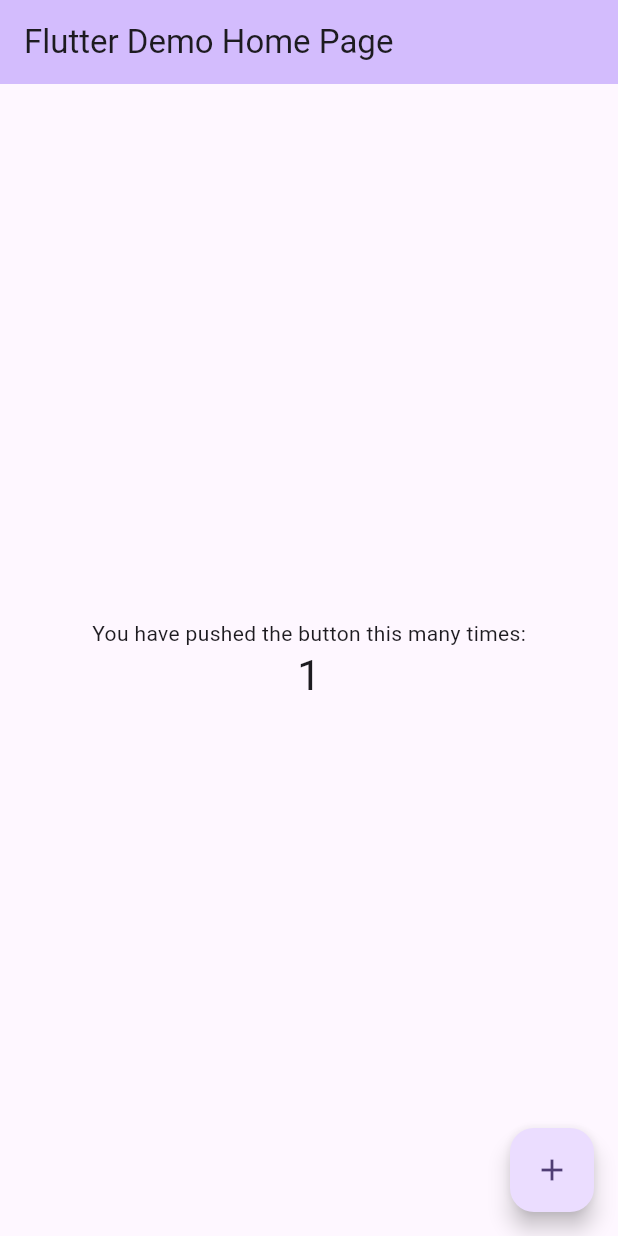
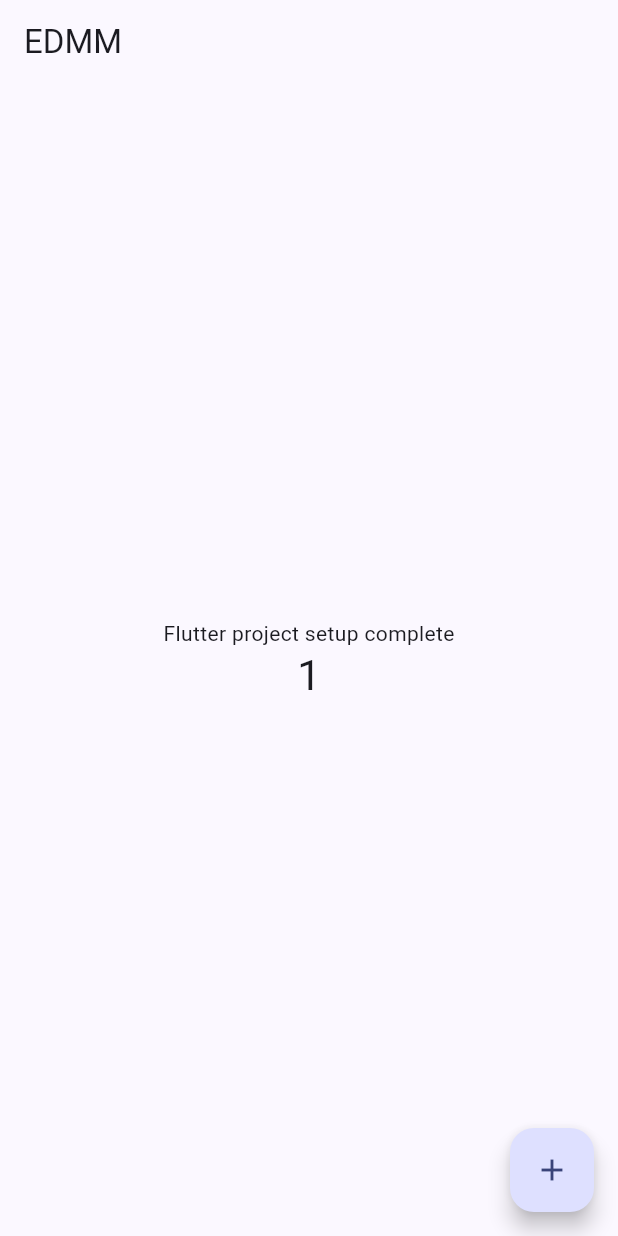
Before and after one commit to HappyMarmot123/EDMM-flutter, a Flutter app: the screen it shows after launch, after a tap on the "add" icon, on a phone screen of 412 x 824 dp. Run offline on Flutter 3.47's test engine with Material 3 defaults, Android fonts, the phone set to English and light mode, and no system bars; our stand-ins replace go_router.

Commit message:
Implement MVVM skeleton: home feature, routing, theme, l10n, tests
- provider/go_router/http/freezed/json_serializable/l10n dependencies
- EdmmApp with MaterialApp.router, light/dark theme, ko/en localization
- HomeScreen + HomeViewModel (official MVVM guide, 1:1 view-viewmodel)
- Widget test: home render + counter increment
- Verified: analyze clean, tests pass, debug APK runs on Pixel_7 emulator
- Setup plan doc updated through all pipeline stages (PASS)

Co-Authored-By: Claude Fable 5 <noreply@anthropic.com>
Claude-Session: https://claude.ai/code/session_01QtyvhsTnvZpeFpHhPxzpJw

````diff
--- /dev/null
+++ b/l10n.yaml
@@ -0,0 +1,4 @@
+arb-dir: lib/l10n
+template-arb-file: app_en.arb
+output-localization-file: app_localizations.dart
+nullable-getter: false
--- /dev/null
+++ b/lib/l10n/app_en.arb
@@ -0,0 +1,6 @@
+{
+  "@@locale": "en",
+  "appTitle": "EDMM",
+  "homeSetupDone": "Flutter project setup complete",
+  "increment": "Increment"
+}
--- /dev/null
+++ b/lib/l10n/app_ko.arb
@@ -0,0 +1,6 @@
+{
+  "@@locale": "ko",
+  "appTitle": "EDMM",
+  "homeSetupDone": "Flutter 프로젝트 세팅 완료",
+  "increment": "증가"
+}
--- /dev/null
+++ b/lib/l10n/app_localizations.dart
@@ -0,0 +1,152 @@
+import 'dart:async';
+
+import 'package:flutter/foundation.dart';
+import 'package:flutter/widgets.dart';
+import 'package:flutter_localizations/flutter_localizations.dart';
+import 'package:intl/intl.dart' as intl;
+
+import 'app_localizations_en.dart';
+import 'app_localizations_ko.dart';
+
+// ignore_for_file: type=lint
+
+/// Callers can lookup localized strings with an instance of AppLocalizations
+/// returned by `AppLocalizations.of(context)`.
+///
+/// Applications need to include `AppLocalizations.delegate()` in their app's
+/// `localizationDelegates` list, and the locales they support in the app's
+/// `supportedLocales` list. For example:
+///
+/// ```dart
+/// import 'l10n/app_localizations.dart';
+///
+/// return MaterialApp(
+///   localizationsDelegates: AppLocalizations.localizationsDelegates,
+///   supportedLocales: AppLocalizations.supportedLocales,
+///   home: MyApplicationHome(),
+/// );
+/// ```
+///
+/// ## Update pubspec.yaml
+///
+/// Please make sure to update your pubspec.yaml to include the following
+/// packages:
+///
+/// ```yaml
+/// dependencies:
+///   # Internationalization support.
+///   flutter_localizations:
+///     sdk: flutter
+///   intl: any # Use the pinned version from flutter_localizations
+///
+///   # Rest of dependencies
+/// ```
+///
+/// ## iOS Applications
+///
+/// iOS applications define key application metadata, including supported
+/// locales, in an Info.plist file that is built into the application bundle.
+/// To configure the locales supported by your app, you’ll need to edit this
+/// file.
+///
+/// First, open your project’s ios/Runner.xcworkspace Xcode workspace file.
+/// Then, in the Project Navigator, open the Info.plist file under the Runner
+/// project’s Runner folder.
+///
+/// Next, select the Information Property List item, select Add Item from the
+/// Editor menu, then select Localizations from the pop-up menu.
+///
+/// Select and expand the newly-created Localizations item then, for each
+/// locale your application supports, add a new item and select the locale
+/// you wish to add from the pop-up menu in the Value field. This list should
+/// be consistent with the languages listed in the AppLocalizations.supportedLocales
+/// property.
+abstract class AppLocalizations {
+  AppLocalizations(String locale)
+    : localeName = intl.Intl.canonicalizedLocale(locale.toString());
+
+  final String localeName;
+
+  static AppLocalizations of(BuildContext context) {
+    return Localizations.of<AppLocalizations>(context, AppLocalizations)!;
+  }
+
+  static const LocalizationsDelegate<AppLocalizations> delegate =
+      _AppLocalizationsDelegate();
+
+  /// A list of this localizations delegate along with the default localizations
+  /// delegates.
+  ///
+  /// Returns a list of localizations delegates containing this delegate along with
+  /// GlobalMaterialLocalizations.delegate, GlobalCupertinoLocalizations.delegate,
+  /// and GlobalWidgetsLocalizations.delegate.
+  ///
+  /// Additional delegates can be added by appending to this list in
+  /// MaterialApp. This list does not have to be used at all if a custom list
+  /// of delegates is preferred or required.
+  static const List<LocalizationsDelegate<dynamic>> localizationsDelegates =
+      <LocalizationsDelegate<dynamic>>[
+        delegate,
+        GlobalMaterialLocalizations.delegate,
+        GlobalCupertinoLocalizations.delegate,
+        GlobalWidgetsLocalizations.delegate,
+      ];
+
+  /// A list of this localizations delegate's supported locales.
+  static const List<Locale> supportedLocales = <Locale>[
+    Locale('en'),
+    Locale('ko'),
+  ];
+
+  /// No description provided for @appTitle.
+  ///
+  /// In en, this message translates to:
+  /// **'EDMM'**
+  String get appTitle;
+
+  /// No description provided for @homeSetupDone.
+  ///
+  /// In en, this message translates to:
+  /// **'Flutter project setup complete'**
+  String get homeSetupDone;
+
+  /// No description provided for @increment.
+  ///
+  /// In en, this message translates to:
+  /// **'Increment'**
+  String get increment;
+}
+
+class _AppLocalizationsDelegate
+    extends LocalizationsDelegate<AppLocalizations> {
+  const _AppLocalizationsDelegate();
+
+  @override
+  Future<AppLocalizations> load(Locale locale) {
+    return SynchronousFuture<AppLocalizations>(lookupAppLocalizations(locale));
+  }
+
+  @override
+  bool isSupported(Locale locale) =>
+      <String>['en', 'ko'].contains(locale.languageCode);
+
+  @override
+  bool shouldReload(_AppLocalizationsDelegate old) => false;
+}
+
+AppLocalizations lookupAppLocalizations(Locale locale) {
+  // Lookup logic when only language code is specified.
+  switch (locale.languageCode) {
+    case 'en':
+      return AppLocalizationsEn();
+    case 'ko':
+      return AppLocalizationsKo();
+  }
+
+  throw FlutterError(
+    'AppLocalizations.delegate failed to load unsupported locale "$locale". This is likely '
+    'an issue with the localizations generation tool. Please file an issue '
+    'on GitHub with a reproducible sample app and the gen-l10n configuration '
+    'that was used.',
+  );
+}
--- /dev/null
+++ b/lib/l10n/app_localizations_en.dart
@@ -0,0 +1,19 @@
+// ignore: unused_import
+import 'package:intl/intl.dart' as intl;
+import 'app_localizations.dart';
+
+// ignore_for_file: type=lint
+
+/// The translations for English (`en`).
+class AppLocalizationsEn extends AppLocalizations {
+  AppLocalizationsEn([String locale = 'en']) : super(locale);
+
+  @override
+  String get appTitle => 'EDMM';
+
+  @override
+  String get homeSetupDone => 'Flutter project setup complete';
+
+  @override
+  String get increment => 'Increment';
+}
--- /dev/null
+++ b/lib/l10n/app_localizations_ko.dart
@@ -0,0 +1,19 @@
+// ignore: unused_import
+import 'package:intl/intl.dart' as intl;
+import 'app_localizations.dart';
+
+// ignore_for_file: type=lint
+
+/// The translations for Korean (`ko`).
+class AppLocalizationsKo extends AppLocalizations {
+  AppLocalizationsKo([String locale = 'ko']) : super(locale);
+
+  @override
+  String get appTitle => 'EDMM';
+
+  @override
+  String get homeSetupDone => 'Flutter 프로젝트 세팅 완료';
+
+  @override
+  String get increment => '증가';
+}
--- a/lib/main.dart
+++ b/lib/main.dart
@@ -1,122 +1,26 @@
 import 'package:flutter/material.dart';
 
+import 'l10n/app_localizations.dart';
+import 'routing/router.dart';
+import 'ui/core/themes/theme.dart';
+
 void main() {
-  runApp(const MyApp());
+  runApp(const EdmmApp());
 }
 
-class MyApp extends StatelessWidget {
-  const MyApp({super.key});
+class EdmmApp extends StatelessWidget {
+  const EdmmApp({super.key});
 
-  // This widget is the root of your application.
   @override
   Widget build(BuildContext context) {
-    return MaterialApp(
-      title: 'Flutter Demo',
-      theme: ThemeData(
-        // This is the theme of your application.
-        //
-        // TRY THIS: Try running your application with "flutter run". You'll see
-        // the application has a purple toolbar. Then, without quitting the app,
-        // try changing the seedColor in the colorScheme below to Colors.green
-        // and then invoke "hot reload" (save your changes or press the "hot
-        // reload" button in a Flutter-supported IDE, or press "r" if you used
-        // the command line to start the app).
-        //
-        // Notice that the counter didn't reset back to zero; the application
-        // state is not lost during the reload. To reset the state, use hot
-        // restart instead.
-        //
-        // This works for code too, not just values: Most code changes can be
-        // tested with just a hot reload.
-        colorScheme: .fromSeed(seedColor: Colors.deepPurple),
-      ),
-      home: const MyHomePage(title: 'Flutter Demo Home Page'),
+    // Repository/Service가 생기면 이 지점을 MultiProvider로 감싸 전역 DI를 조립한다.
+    return MaterialApp.router(
+      onGenerateTitle: (context) => AppLocalizations.of(context).appTitle,
+      theme: AppTheme.light,
+      darkTheme: AppTheme.dark,
+      localizationsDelegates: AppLocalizations.localizationsDelegates,
+      supportedLocales: AppLocalizations.supportedLocales,
+      routerConfig: appRouter,
     );
   }
 }
-
-class MyHomePage extends StatefulWidget {
-  const MyHomePage({super.key, required this.title});
-
-  // This widget is the home page of your application. It is stateful, meaning
-  // that it has a State object (defined below) that contains fields that affect
-  // how it looks.
-
-  // This class is the configuration for the state. It holds the values (in this
-  // case the title) provided by the parent (in this case the App widget) and
-  // used by the build method of the State. Fields in a Widget subclass are
-  // always marked "final".
-
-  final String title;
-
-  @override
-  State<MyHomePage> createState() => _MyHomePageState();
-}
-
-class _MyHomePageState extends State<MyHomePage> {
-  int _counter = 0;
-
-  void _incrementCounter() {
-    setState(() {
-      // This call to setState tells the Flutter framework that something has
-      // changed in this State, which causes it to rerun the build method below
-      // so that the display can reflect the updated values. If we changed
-      // _counter without calling setState(), then the build method would not be
-      // called again, and so nothing would appear to happen.
-      _counter++;
-    });
-  }
-
-  @override
-  Widget build(BuildContext context) {
-    // This method is rerun every time setState is called, for instance as done
-    // by the _incrementCounter method above.
-    //
-    // The Flutter framework has been optimized to make rerunning build methods
-    // fast, so that you can just rebuild anything that needs updating rather
-    // than having to individually change instances of widgets.
-    return Scaffold(
-      appBar: AppBar(
-        // TRY THIS: Try changing the color here to a specific color (to
-        // Colors.amber, perhaps?) and trigger a hot reload to see the AppBar
-        // change color while the other colors stay the same.
-        backgroundColor: Theme.of(context).colorScheme.inversePrimary,
-        // Here we take the value from the MyHomePage object that was created by
-        // the App.build method, and use it to set our appbar title.
-        title: Text(widget.title),
-      ),
-      body: Center(
-        // Center is a layout widget. It takes a single child and positions it
-        // in the middle of the parent.
-        child: Column(
-          // Column is also a layout widget. It takes a list of children and
-          // arranges them vertically. By default, it sizes itself to fit its
-          // children horizontally, and tries to be as tall as its parent.
-          //
-          // Column has various properties to control how it sizes itself and
-          // how it positions its children. Here we use mainAxisAlignment to
-          // center the children vertically; the main axis here is the vertical
-          // axis because Columns are vertical (the cross axis would be
-          // horizontal).
-          //
-          // TRY THIS: Invoke "debug painting" (choose the "Toggle Debug Paint"
-          // action in the IDE, or press "p" in the console), to see the
-          // wireframe for each widget.
-          mainAxisAlignment: .center,
-          children: [
-            const Text('You have pushed the button this many times:'),
-            Text(
-              '$_counter',
-              style: Theme.of(context).textTheme.headlineMedium,
-            ),
-          ],
-        ),
-      ),
-      floatingActionButton: FloatingActionButton(
-        onPressed: _incrementCounter,
-        tooltip: 'Increment',
-        child: const Icon(Icons.add),
-      ),
-    );
-  }
-}
--- /dev/null
+++ b/lib/routing/router.dart
@@ -0,0 +1,16 @@
+import 'package:go_router/go_router.dart';
+
+import '../ui/home/view_model/home_view_model.dart';
+import '../ui/home/widgets/home_screen.dart';
+import 'routes.dart';
+
+/// 앱 전역 라우터. ViewModel은 라우트 진입 시 생성해 View에 주입한다.
+/// Repository가 생기면 context.read()로 조회해 ViewModel 생성자에 넘긴다.
+final GoRouter appRouter = GoRouter(
+  routes: [
+    GoRoute(
+      path: Routes.home,
+      builder: (context, state) => HomeScreen(viewModel: HomeViewModel()),
+    ),
+  ],
+);
--- /dev/null
+++ b/lib/routing/routes.dart
@@ -0,0 +1,3 @@
+abstract final class Routes {
+  static const String home = '/';
+}
--- /dev/null
+++ b/lib/ui/core/themes/theme.dart
@@ -0,0 +1,14 @@
+import 'package:flutter/material.dart';
+
+abstract final class AppTheme {
+  static final ThemeData light = ThemeData(
+    colorScheme: ColorScheme.fromSeed(seedColor: Colors.indigo),
+  );
+
+  static final ThemeData dark = ThemeData(
+    colorScheme: ColorScheme.fromSeed(
+      seedColor: Colors.indigo,
+      brightness: Brightness.dark,
+    ),
+  );
+}
--- /dev/null
+++ b/lib/ui/home/view_model/home_view_model.dart
@@ -0,0 +1,13 @@
+import 'package:flutter/foundation.dart';
+
+/// 홈 화면의 UI 상태와 로직. View(HomeScreen)와 1:1로 대응한다.
+class HomeViewModel extends ChangeNotifier {
+  int _counter = 0;
+
+  int get counter => _counter;
+
+  void increment() {
+    _counter++;
+    notifyListeners();
+  }
+}
--- /dev/null
+++ b/lib/ui/home/widgets/home_screen.dart
@@ -0,0 +1,49 @@
+import 'package:flutter/material.dart';
+
+import '../../../l10n/app_localizations.dart';
+import '../view_model/home_view_model.dart';
+
+class HomeScreen extends StatefulWidget {
+  const HomeScreen({super.key, required this.viewModel});
+
+  final HomeViewModel viewModel;
+
+  @override
+  State<HomeScreen> createState() => _HomeScreenState();
+}
+
+class _HomeScreenState extends State<HomeScreen> {
+  @override
+  void dispose() {
+    widget.viewModel.dispose();
+    super.dispose();
+  }
+
+  @override
+  Widget build(BuildContext context) {
+    final l10n = AppLocalizations.of(context);
+    return Scaffold(
+      appBar: AppBar(title: Text(l10n.appTitle)),
+      body: ListenableBuilder(
+        listenable: widget.viewModel,
+        builder: (context, _) => Center(
+          child: Column(
+            mainAxisAlignment: MainAxisAlignment.center,
+            children: [
+              Text(l10n.homeSetupDone),
+              Text(
+                '${widget.viewModel.counter}',
+                style: Theme.of(context).textTheme.headlineMedium,
+              ),
+            ],
+          ),
+        ),
+      ),
+      floatingActionButton: FloatingActionButton(
+        onPressed: widget.viewModel.increment,
+        tooltip: l10n.increment,
+        child: const Icon(Icons.add),
+      ),
+    );
+  }
+}
````
Also changed, not shown: pubspec.yaml (+12 -0 lines), pubspec.lock, 2 other files.
